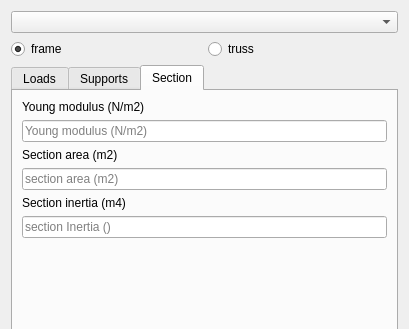
Above: anastruct_fc/anastruct6.ui from oddtopus/macros before the change; both pictures show x 0 to 409 and y 0 to 329 of the 409 by 475 pixel window. Below: the same form after it.
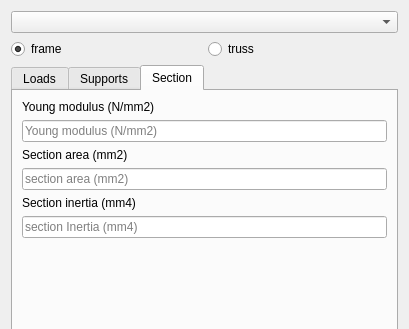
That is the form after the change. The open tabs and pages were chosen to show the change.

Commit message: corrected units in anastruct6

The edit to the form file:
```diff
--- a/anastruct_fc/anastruct6.ui
+++ b/anastruct_fc/anastruct6.ui
@@ -124,28 +124,28 @@
        <item row="0" column="0">
         <widget class="QLabel" name="label">
          <property name="text">
-          <string>Young modulus (N/m2)</string>
+          <string>Young modulus (N/mm2)</string>
          </property>
         </widget>
        </item>
        <item row="5" column="0">
         <widget class="QLineEdit" name="editI">
          <property name="placeholderText">
-          <string>section Inertia ()</string>
+          <string>section Inertia (mm4)</string>
          </property>
         </widget>
        </item>
        <item row="3" column="0">
         <widget class="QLineEdit" name="editA">
          <property name="placeholderText">
-          <string>section area (m2)</string>
+          <string>section area (mm2)</string>
          </property>
         </widget>
        </item>
        <item row="1" column="0">
         <widget class="QLineEdit" name="editE">
          <property name="placeholderText">
-          <string>Young modulus (N/m2)</string>
+          <string>Young modulus (N/mm2)</string>
          </property>
         </widget>
        </item>
@@ -165,14 +165,14 @@
        <item row="2" column="0">
         <widget class="QLabel" name="label_2">
          <property name="text">
-          <string>Section area (m2)</string>
+          <string>Section area (mm2)</string>
          </property>
         </widget>
        </item>
        <item row="4" column="0">
         <widget class="QLabel" name="label_3">
          <property name="text">
-          <string>Section inertia (m4)</string>
+          <string>Section inertia (mm4)</string>
          </property>
         </widget>
        </item>
```
Left out of the diff: 6 changed lines with no effect on the pictures. The commit also changes 1 other file.
